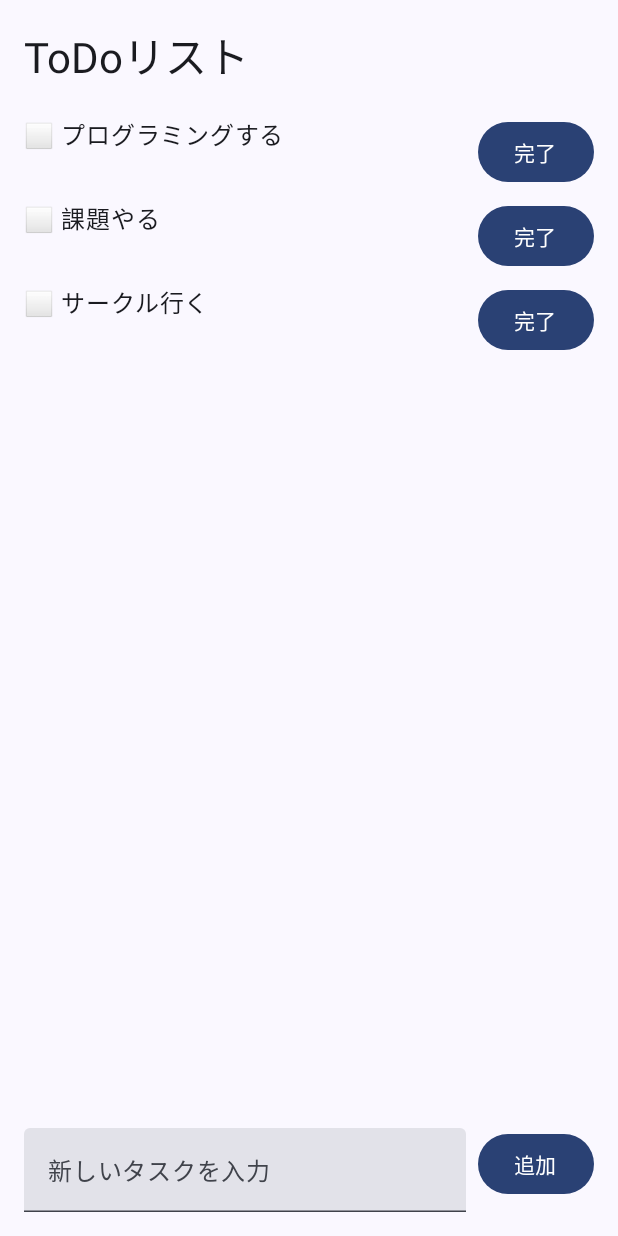
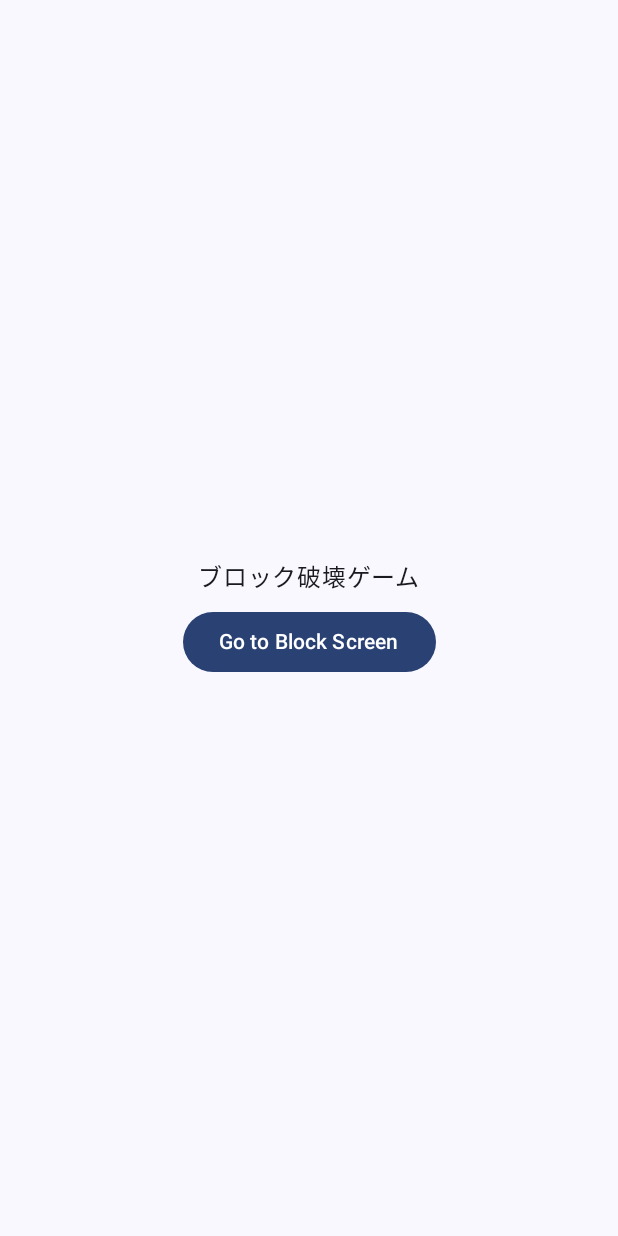
Before and after one commit to Waterseaocean/AndroidBootCamp2025, an Android app built with Jetpack Compose: the screen it shows after launch (MainActivity), on a phone screen of 412 x 824 dp. Run offline under Robolectric (Android 15) with nearby library versions, the phone set to English and light mode, and no system bars.

Commit message:
ブロック破壊ゲーム作成

```diff
--- a/app/src/main/java/com/example/androidbootcampiwatepref/MainActivity.kt
+++ b/app/src/main/java/com/example/androidbootcampiwatepref/MainActivity.kt
@@ -3,142 +3,146 @@ package com.example.androidbootcampiwatepref
 import android.os.Bundle
 import androidx.activity.ComponentActivity
 import androidx.activity.compose.setContent
+import androidx.compose.foundation.Canvas
+import androidx.compose.foundation.Image
+import androidx.compose.foundation.clickable
 import androidx.compose.foundation.layout.Arrangement
+import androidx.compose.foundation.layout.Box
 import androidx.compose.foundation.layout.Column
 import androidx.compose.foundation.layout.Row
-import androidx.compose.foundation.layout.Spacer
 import androidx.compose.foundation.layout.fillMaxSize
 import androidx.compose.foundation.layout.fillMaxWidth
-import androidx.compose.foundation.layout.height
 import androidx.compose.foundation.layout.padding
-import androidx.compose.foundation.layout.width
+import androidx.compose.foundation.layout.size
 import androidx.compose.foundation.lazy.LazyColumn
-import androidx.compose.foundation.lazy.items
 import androidx.compose.material3.Button
 import androidx.compose.material3.MaterialTheme
 import androidx.compose.material3.Surface
 import androidx.compose.material3.Text
-import androidx.compose.material3.TextField
 import androidx.compose.runtime.Composable
+import androidx.compose.runtime.LaunchedEffect
 import androidx.compose.runtime.getValue
+import androidx.compose.runtime.key
+import androidx.compose.runtime.mutableStateListOf
 import androidx.compose.runtime.mutableStateOf
 import androidx.compose.runtime.remember
 import androidx.compose.runtime.setValue
+import androidx.compose.ui.Alignment
 import androidx.compose.ui.Modifier
-import androidx.compose.ui.tooling.preview.Preview
+import androidx.compose.ui.geometry.Offset
+import androidx.compose.ui.geometry.Size
+import androidx.compose.ui.graphics.Color
+import androidx.compose.ui.res.painterResource
 import androidx.compose.ui.unit.dp
+import androidx.navigation.compose.NavHost
+import androidx.navigation.compose.composable
+import androidx.navigation.compose.rememberNavController
+import com.example.androidbootcampiwatepref.ui.block.BlockItem
+import com.example.androidbootcampiwatepref.ui.block.Particle
+import com.example.androidbootcampiwatepref.ui.block.generateParticles
 import com.example.androidbootcampiwatepref.ui.theme.AndroidBootcampIwatePrefTheme
+import kotlinx.coroutines.delay
+import kotlinx.serialization.Serializable
 
 class MainActivity : ComponentActivity() {
     override fun onCreate(savedInstanceState: Bundle?) {
         super.onCreate(savedInstanceState)
-        setContent {
+        setContent { // 既存の setContent
             AndroidBootcampIwatePrefTheme {
-                // A surface container using the 'background' color from the theme
                 Surface(
                     modifier = Modifier.fillMaxSize(),
                     color = MaterialTheme.colorScheme.background
                 ) {
-                    TodoApp()
+                    // mainの記述
+                    val navController = rememberNavController()
+                    NavHost(
+                        navController = navController,
+                        startDestination = "home"
+                    ) {
+                        composable("home") {
+                            HomeScreen(
+                                modifier = Modifier.fillMaxSize(),
+                                navigateTo = { route -> navController.navigate("block") }
+                            )
+                        }
+                        composable("block") {
+                            BlockScreen(
+                                modifier = Modifier.fillMaxSize()
+                            )
+                        }
+                    }
                 }
             }
         }
     }
 }
 
-// Todoリストのデータクラス
-data class TodoItem(
-    val id: Int,             // 各タスクを識別するためのID（連番）
-    val title: String,       // タスクの内容
-    var isDone: Boolean = false // チェックのあるなし
-)
+sealed interface Routes {
+    @Serializable
+    data object Home : Routes
+
+    @Serializable
+    data object Block : Routes
+}
 
 @Composable
-fun TodoApp() {
-    // remember を使って状態を保持する
-    // 初期状態に3つのタスクを入れておく
-    var todos by remember {
-        mutableStateOf(
-            listOf(
-                TodoItem(1, "プログラミングする"),
-                TodoItem(2, "課題やる"),
-                TodoItem(3, "サークル行く")
-            )
-        )
-    }
-    var newTodoText by remember { mutableStateOf("") }
-
-    Column(modifier = Modifier.padding(16.dp)) {
-        Text(
-            text = "ToDoリスト",
-            style = MaterialTheme.typography.headlineMedium
-        )
-
-        Spacer(modifier = Modifier.height(16.dp))
-
-        // Todoリスト表示部分
-        LazyColumn(
-            modifier = Modifier.weight(1f)
+fun HomeScreen(
+    modifier: Modifier = Modifier,
+    navigateTo: (route: Routes) -> Unit,
+) {
+    Box(
+        modifier = modifier,
+        contentAlignment = Alignment.Center,
+    ) {
+        Column(
+            modifier = Modifier,
+            verticalArrangement = Arrangement.spacedBy(8.dp),
+            horizontalAlignment = Alignment.CenterHorizontally,
         ) {
-            items(todos) { todo ->
-                TodoRow(todo = todo, onToggle = { // toggleで切り替える
-                    // チェック状態を切り替える
-                    todos = todos.map {
-                        if (it.id == todo.id) it.copy(isDone = !it.isDone) else it
-                    }
-                })
-            }
-        }
-
-        Spacer(modifier = Modifier.height(16.dp))
-
-        // 追加
-        Row {
-            // タスク名記入欄
-            TextField(
-                value = newTodoText,
-                onValueChange = { newTodoText = it },
-                placeholder = { Text("新しいタスクを入力") },
-                modifier = Modifier.weight(1f)
-            )
-            Spacer(modifier = Modifier.width(8.dp))
-            // 追加ボタン
-            Button(onClick = {
-                if (newTodoText.isNotBlank()) {
-                    val newTodo = TodoItem(id = todos.size + 1, title = newTodoText)
-                    todos = todos + newTodo
-                    newTodoText = ""
-                }
-            }) {
-                Text("追加")
+            Text(text = "ブロック破壊ゲーム")
+            Button(onClick = { navigateTo(Routes.Block) }) {
+                Text(text = "Go to Block Screen")
             }
         }
     }
 }
 
-// 1行のタスク表示部分
 @Composable
-fun TodoRow(todo: TodoItem, onToggle: () -> Unit) {
-    Row(
-        modifier = Modifier
-            .fillMaxWidth()
-            .padding(vertical = 4.dp),
-        horizontalArrangement = Arrangement.SpaceBetween
+fun BlockScreen(
+    modifier: Modifier = Modifier,
+) {
+    Box(
+        modifier = modifier,
+        contentAlignment = Alignment.Center,
     ) {
-        Text(
-            text = if (todo.isDone) "✅ ${todo.title}" else "⬜ ${todo.title}",
-            style = MaterialTheme.typography.bodyLarge
-        )
-        Button(onClick = onToggle) {
-            Text(if (todo.isDone) "戻す" else "完了")
+        BlockLayout()
+    }
+}
+
+private const val contentTypeOfItem = "CONTENT_TYPE_OF_ITEM"
+
+@Composable
+fun BlockLayout() {
+    // 各セル（3000個）の状態を保持。0=通常, 1=ひび割れ状態, 2=壊れた（透明にする）
+    val cellStates = remember {
+        // mutableStateListOf：mutableStateOfのリスト版
+        mutableStateListOf<Int>().apply {
+            repeat(3000) {
+                add(0)
+            }
+        }
+    }
+
+    LazyColumn {
+        items(100) { rowIndex ->
+            Row(
+                modifier = Modifier.fillMaxWidth(),
+                horizontalArrangement = Arrangement.spacedBy(4.dp)
+            ) {
+                for (colIndex in 0..2) {
+                    BlockItem()
+                }
+            }
         }
     }
 }
-
-@Preview(showBackground = true)
-@Composable
-fun PreviewTodoApp() {
-    AndroidBootcampIwatePrefTheme {
-        TodoApp()
-    }
-}
```
Also changed, not shown: app/src/main/java/com/example/androidbootcampiwatepref/ui/block/BlockItem.kt (added, +71 -0 lines), app/src/main/java/com/example/androidbootcampiwatepref/ui/block/Particle.kt (added, +9 -0 lines), app/src/main/java/com/example/androidbootcampiwatepref/ui/block/generateParticles.kt (added, +17 -0 lines), app/src/main/res/drawable/block_damage.png (added), app/src/main/res/drawable/block_normal.png (added).
